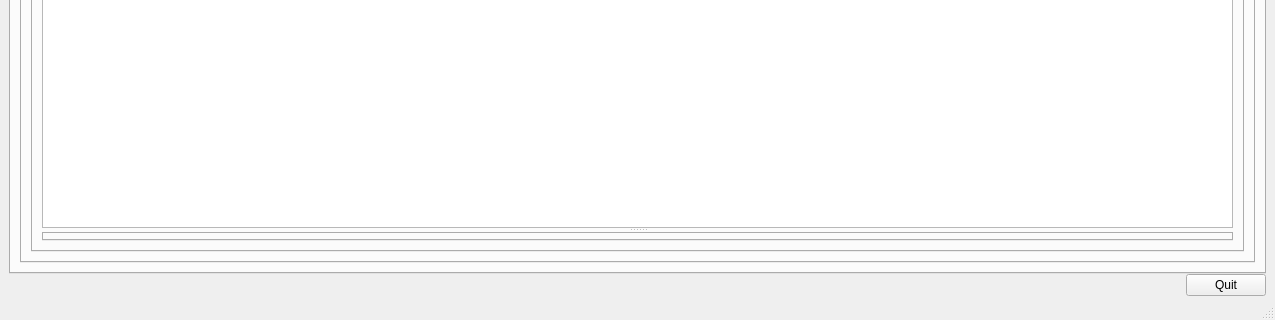
Old version of the form ui/RaftMain.ui in the repository Averroes/raft; both pictures show x 0 to 1275 and y 521 to 841 of the 1275 by 841 pixel window.
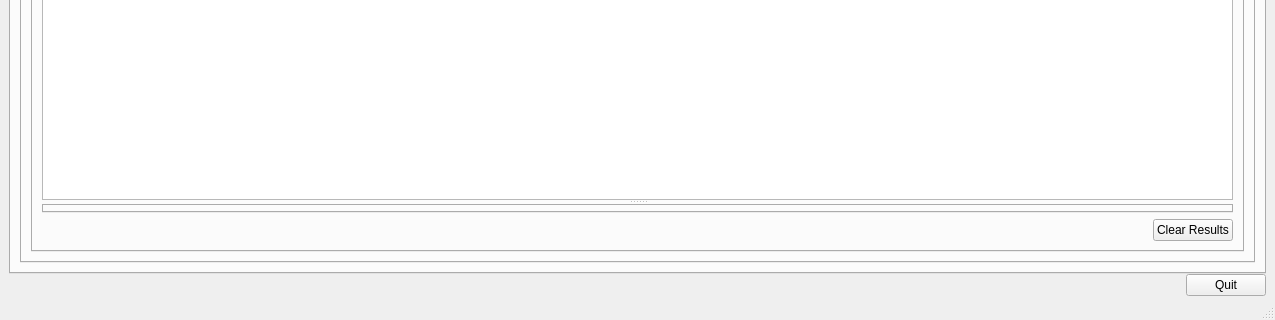
New version of the form. The open tabs and pages were chosen to show the change. Icons and pictures are not drawn.

Commit message: added history on web fuzzer

Patch:
```diff
--- a/ui/RaftMain.ui
+++ b/ui/RaftMain.ui
@@ -858,6 +858,30 @@
                   </widget>
                  </widget>
                 </item>
+                <item>
+                 <layout class="QHBoxLayout" name="horizontalLayout_32">
+                  <item>
+                   <spacer name="horizontalSpacer_19">
+                    <property name="orientation">
+                     <enum>Qt::Horizontal</enum>
+                    </property>
+                    <property name="sizeHint" stdset="0">
+                     <size>
+                      <width>40</width>
+                      <height>20</height>
+                     </size>
+                    </property>
+                   </spacer>
+                  </item>
+                  <item>
+                   <widget class="QPushButton" name="fuzzerHistoryClearButton">
+                    <property name="text">
+                     <string>Clear Results</string>
+                    </property>
+                   </widget>
+                  </item>
+                 </layout>
+                </item>
                </layout>
               </widget>
              </widget>
```
Left out of the diff: 7 changed lines with no effect on the pictures. The commit also changes 3 other files.
